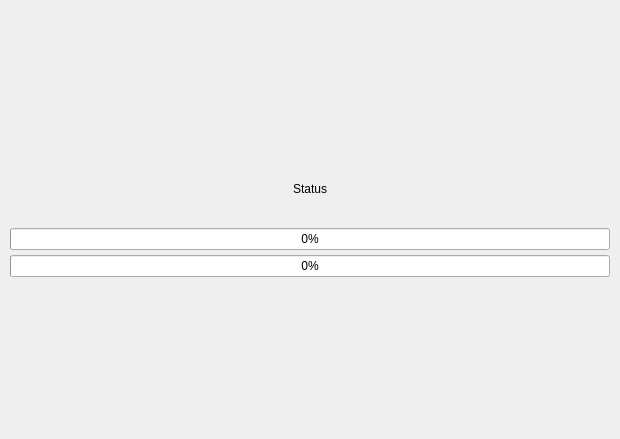
Noscka/Norzkas-Custom-Gamma-Installer, file InstallerWindow/InstallerWindow.ui: the form before one commit.
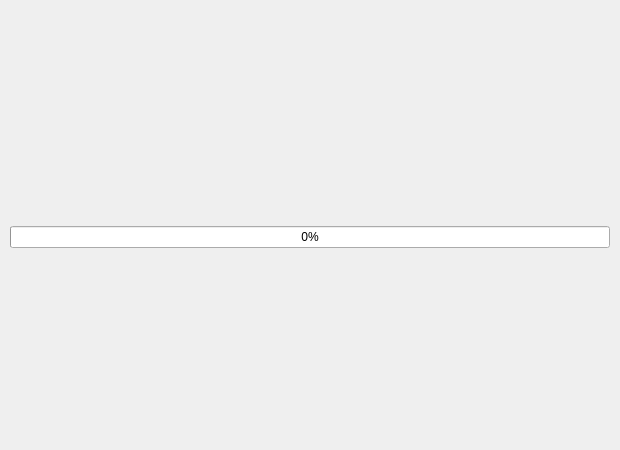
The form after the commit. The open tabs and pages were chosen to show the change. Icons and pictures are not drawn. Custom widgets are drawn as their Qt base class.

Commit message: Added MultiThreaded Progress Bars

Patch:
```diff
--- a/InstallerWindow/InstallerWindow.ui
+++ b/InstallerWindow/InstallerWindow.ui
@@ -7,7 +7,7 @@
     <x>0</x>
     <y>0</y>
     <width>620</width>
-    <height>439</height>
+    <height>450</height>
    </rect>
   </property>
   <property name="sizePolicy">
@@ -412,41 +412,7 @@
          </spacer>
         </item>
         <item>
-         <widget class="QLabel" name="StatusLabel">
-          <property name="sizePolicy">
-           <sizepolicy hsizetype="Minimum" vsizetype="Maximum">
-            <horstretch>0</horstretch>
-            <verstretch>0</verstretch>
-           </sizepolicy>
-          </property>
-          <property name="frameShape">
-           <enum>QFrame::Shape::NoFrame</enum>
-          </property>
-          <property name="text">
-           <string>Status</string>
-          </property>
-          <property name="alignment">
-           <set>Qt::AlignmentFlag::AlignCenter</set>
-          </property>
-          <property name="textInteractionFlags">
-           <set>Qt::TextInteractionFlag::NoTextInteraction</set>
-          </property>
-         </widget>
-        </item>
-        <item>
-         <widget class="MultiThreadProgress" name="ProgressContainer" native="true">
-          <layout class="QVBoxLayout" name="verticalLayout_8"/>
-         </widget>
-        </item>
-        <item>
-         <widget class="QProgressBar" name="SingularProgressBar">
-          <property name="value">
-           <number>0</number>
-          </property>
-          <property name="alignment">
-           <set>Qt::AlignmentFlag::AlignCenter</set>
-          </property>
-         </widget>
+         <widget class="MultiThreadProgress" name="ProgressContainer" native="true"/>
         </item>
         <item>
          <widget class="QProgressBar" name="TotalProgressBar">
```
The commit also changes 12 other files.
